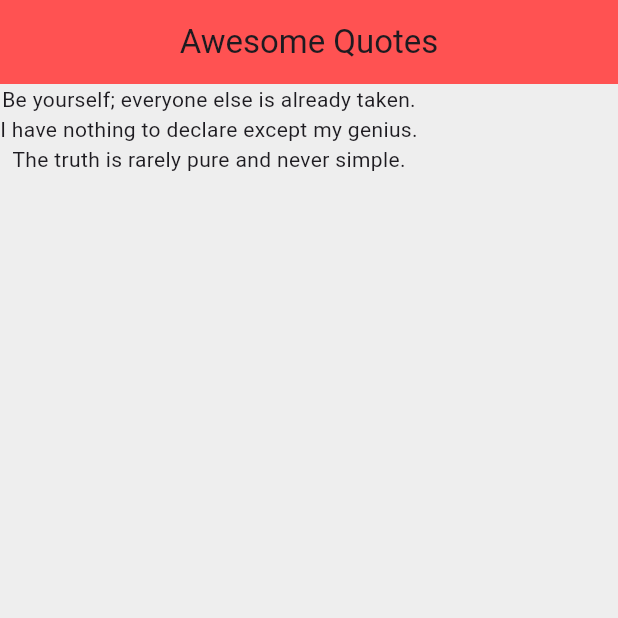
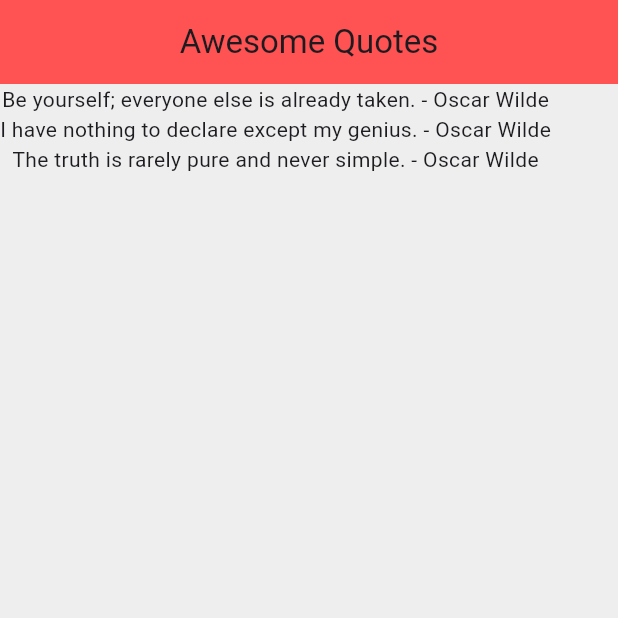
Before and after one commit to RNSpenc/net_ninja_quote_lab, a Flutter app: the screen it shows after launch, on a phone screen of 412 x 824 dp, the top half of it. Run offline on Flutter 3.47's test engine with Material 3 defaults, Android fonts, the phone set to English and light mode, and no system bars.

Commit message:
finish video 18

```diff
--- a/lib/main.dart
+++ b/lib/main.dart
@@ -1,4 +1,5 @@
 import 'package:flutter/material.dart';
+import 'quote.dart';
 
 void main() => runApp(MaterialApp(
     home: QuoteList(),
@@ -13,10 +14,10 @@ class QuoteList extends StatefulWidget {
 
 class _QuoteListState extends State<QuoteList> {
 
-  List<String> quotes = [
-    'Be yourself; everyone else is already taken.',
-    'I have nothing to declare except my genius.',
-    'The truth is rarely pure and never simple.'
+  List<Quote> quotes = [
+    Quote(author: 'Oscar Wilde', text: 'Be yourself; everyone else is already taken.'),
+    Quote(author: 'Oscar Wilde', text: 'I have nothing to declare except my genius.'),
+    Quote(author: 'Oscar Wilde', text: 'The truth is rarely pure and never simple.')
   ];
 
   @override
@@ -29,7 +30,7 @@ class _QuoteListState extends State<QuoteList> {
         backgroundColor: Colors.redAccent,
       ),
       body: Column(
-        children: quotes.map((quote) => Text(quote)).toList(),
+        children: quotes.map((quote) => Text('${quote.text} - ${quote.author}')).toList(),
       ),
     );
   }
```
